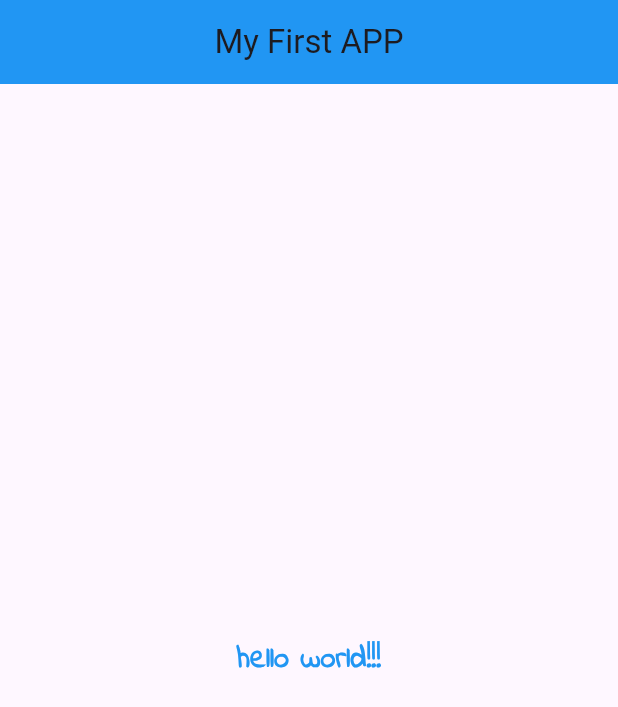
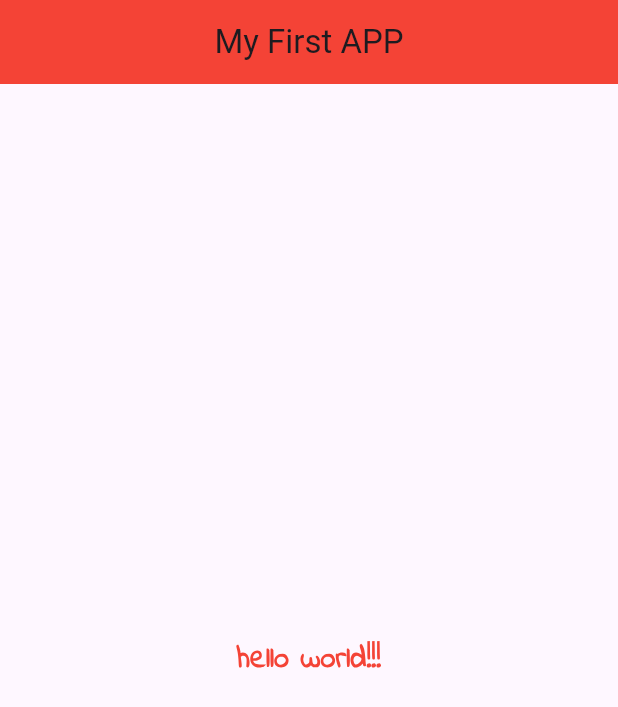
Before and after one commit to ruchibajra/flutter-foundations, a Flutter app: the screen it shows after launch, on a phone screen of 412 x 824 dp. Shown: the top 707 px of the screen. Run offline on Flutter 3.47's test engine with Material 3 defaults, Android fonts, the phone set to English and light mode, and no system bars.

Commit message:
color updated

```diff
--- a/lib/main.dart
+++ b/lib/main.dart
@@ -11,7 +11,7 @@ class Home extends StatelessWidget {
           "My First APP",
           style: TextStyle(),
         ),
-        backgroundColor: Colors.blue,
+        backgroundColor: Colors.red,
         centerTitle: true,
       ),
       body: const Center(
@@ -20,7 +20,7 @@ class Home extends StatelessWidget {
           style: TextStyle(
               fontSize: 20.0,
               fontWeight: FontWeight.bold,
-              color: Colors.blue,
+              color: Colors.red,
               fontFamily: 'IndieFlower'),
         ),
       ),
```
